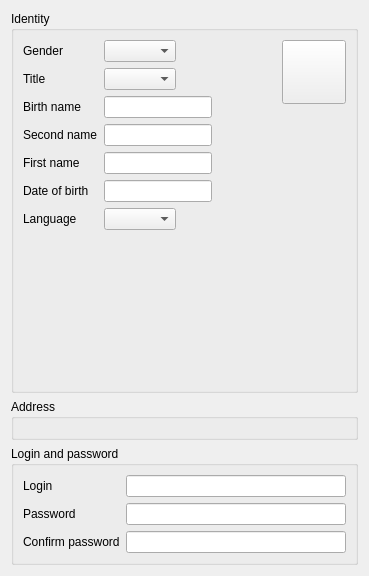
Old version of the form plugins/identityplugin/identityeditorwidget.ui in the repository FreeHealth/freehealth.
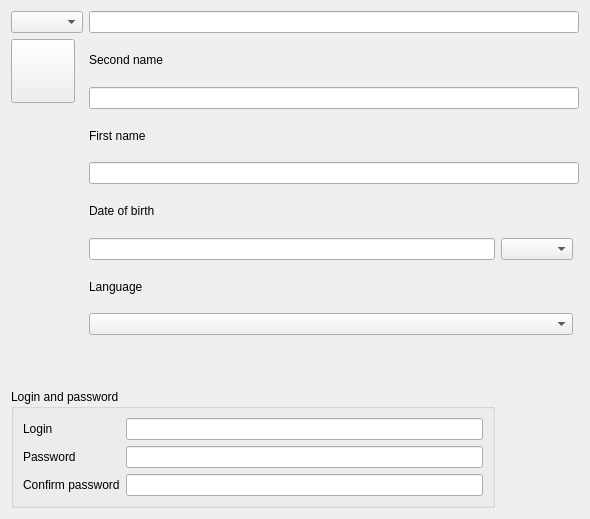
New version of the form. Custom widgets are drawn as their Qt base class.

Commit message: compacting identity widget

```diff
--- a/plugins/identityplugin/identityeditorwidget.ui
+++ b/plugins/identityplugin/identityeditorwidget.ui
@@ -6,130 +6,51 @@
    <rect>
     <x>0</x>
     <y>0</y>
-    <width>369</width>
-    <height>576</height>
+    <width>590</width>
+    <height>519</height>
    </rect>
   </property>
   <property name="windowTitle">
    <string>Form</string>
   </property>
-  <layout class="QGridLayout" name="gridLayout_3">
-   <item row="0" column="0">
-    <widget class="QGroupBox" name="editIdentityGroup">
-     <property name="title">
-      <string>Identity</string>
-     </property>
-     <layout class="QHBoxLayout" name="horizontalLayout">
-      <item>
-       <layout class="QFormLayout" name="formLayout_2">
-        <property name="fieldGrowthPolicy">
-         <enum>QFormLayout::FieldsStayAtSizeHint</enum>
-        </property>
-        <item row="1" column="0">
-         <widget class="QLabel" name="titleLabel">
-          <property name="text">
-           <string>Title</string>
-          </property>
-          <property name="buddy">
-           <cstring>titleCombo</cstring>
-          </property>
-         </widget>
-        </item>
-        <item row="1" column="1">
-         <widget class="QComboBox" name="titleCombo">
-          <property name="sizePolicy">
-           <sizepolicy hsizetype="Expanding" vsizetype="Fixed">
-            <horstretch>0</horstretch>
-            <verstretch>0</verstretch>
-           </sizepolicy>
-          </property>
-         </widget>
-        </item>
-        <item row="2" column="0">
-         <widget class="QLabel" name="birthNameLabel">
-          <property name="text">
-           <string>Birth name</string>
-          </property>
-          <property name="buddy">
-           <cstring>birthName</cstring>
-          </property>
-         </widget>
-        </item>
-        <item row="2" column="1">
-         <widget class="QLineEdit" name="birthName"/>
-        </item>
-        <item row="3" column="0">
-         <widget class="QLabel" name="secondNameLabel">
-          <property name="text">
-           <string>Second name</string>
-          </property>
-          <property name="buddy">
-           <cstring>secondName</cstring>
-          </property>
-         </widget>
-        </item>
-        <item row="3" column="1">
-         <widget class="QLineEdit" name="secondName"/>
-        </item>
-        <item row="4" column="0">
-         <widget class="QLabel" name="firstnameLabel">
-          <property name="text">
-           <string>First name</string>
-          </property>
-          <property name="buddy">
-           <cstring>firstname</cstring>
-          </property>
-         </widget>
-        </item>
-        <item row="4" column="1">
-         <widget class="QLineEdit" name="firstname"/>
-        </item>
-        <item row="7" column="0">
-         <widget class="QLabel" name="dobLabel">
-          <property name="text">
-           <string>Date of birth</string>
-          </property>
-          <property name="buddy">
-           <cstring>dob</cstring>
-          </property>
-         </widget>
-        </item>
-        <item row="7" column="1">
-         <widget class="Utils::BirthDayEdit" name="dob"/>
-        </item>
-        <item row="0" column="1">
+  <layout class="QGridLayout" name="gridLayout">
+   <item row="6" column="2">
          <widget class="QComboBox" name="genderCombo">
           <property name="sizePolicy">
-           <sizepolicy hsizetype="Expanding" vsizetype="Fixed">
+      <sizepolicy hsizetype="Preferred" vsizetype="Fixed">
             <horstretch>0</horstretch>
             <verstretch>0</verstretch>
            </sizepolicy>
           </property>
          </widget>
         </item>
-        <item row="0" column="0">
-         <widget class="QLabel" name="genderLabel">
-          <property name="text">
-           <string>Gender</string>
-          </property>
-          <property name="buddy">
-           <cstring>genderCombo</cstring>
-          </property>
-         </widget>
-        </item>
-        <item row="8" column="0">
+   <item row="7" column="1">
          <widget class="QLabel" name="languageLabel">
           <property name="text">
            <string>Language</string>
           </property>
          </widget>
         </item>
-        <item row="8" column="1">
-         <widget class="Utils::LanguageComboBox" name="language"/>
-        </item>
-       </layout>
-      </item>
-      <item>
+   <item row="0" column="0">
+    <widget class="QComboBox" name="titleCombo">
+     <property name="sizePolicy">
+      <sizepolicy hsizetype="Preferred" vsizetype="Fixed">
+       <horstretch>0</horstretch>
+       <verstretch>0</verstretch>
+      </sizepolicy>
+     </property>
+    </widget>
+   </item>
+   <item row="0" column="1" colspan="3">
+    <widget class="QLineEdit" name="birthName"/>
+   </item>
+   <item row="6" column="1">
+    <widget class="Utils::BirthDayEdit" name="dob"/>
+   </item>
+   <item row="10" column="0" colspan="4">
+    <widget class="ZipCodes::ZipCodesWidget" name="zipcodesWidget" native="true"/>
+   </item>
+   <item row="1" column="0" rowspan="6">
        <layout class="QVBoxLayout" name="verticalLayout">
         <item>
          <widget class="Identity::Internal::ThemedGenderButton" name="photoButton">
@@ -186,25 +107,43 @@
         </item>
        </layout>
       </item>
-     </layout>
+   <item row="5" column="1" colspan="2">
+    <widget class="QLabel" name="dobLabel">
+     <property name="text">
+      <string>Date of birth</string>
+     </property>
+     <property name="buddy">
+      <cstring>dob</cstring>
+     </property>
     </widget>
    </item>
-   <item row="1" column="0">
-    <widget class="QGroupBox" name="editAdressGroup">
-     <property name="title">
-      <string>Address</string>
+   <item row="2" column="1" colspan="3">
+    <widget class="QLineEdit" name="secondName"/>
+   </item>
+   <item row="3" column="1">
+    <widget class="QLabel" name="firstnameLabel">
+     <property name="text">
+      <string>First name</string>
      </property>
-     <layout class="QFormLayout" name="formLayout">
-      <property name="fieldGrowthPolicy">
-       <enum>QFormLayout::ExpandingFieldsGrow</enum>
-      </property>
-      <item row="0" column="0" colspan="2">
-       <widget class="ZipCodes::ZipCodesWidget" name="zipcodesWidget" native="true"/>
-      </item>
-     </layout>
+     <property name="buddy">
+      <cstring>firstname</cstring>
+     </property>
+    </widget>
+   </item>
+   <item row="4" column="1" colspan="3">
+    <widget class="QLineEdit" name="firstname"/>
+   </item>
+   <item row="1" column="1">
+    <widget class="QLabel" name="secondNameLabel">
+     <property name="text">
+      <string>Second name</string>
+     </property>
+     <property name="buddy">
+      <cstring>secondName</cstring>
+     </property>
     </widget>
    </item>
-   <item row="2" column="0">
+   <item row="11" column="0" colspan="2">
     <widget class="QGroupBox" name="loginGroup">
      <property name="title">
       <string>Login and password</string>
@@ -243,6 +182,9 @@
      </layout>
     </widget>
    </item>
+   <item row="9" column="1" colspan="2">
+    <widget class="Utils::LanguageComboBox" name="language"/>
+   </item>
   </layout>
  </widget>
  <customwidgets>
```
Lines whose indentation alone changed are shown as unchanged. The commit also changes 2 other files.
